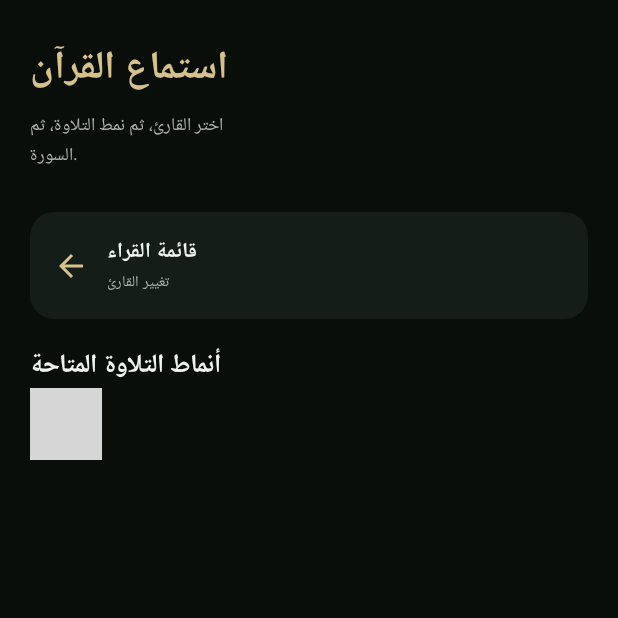
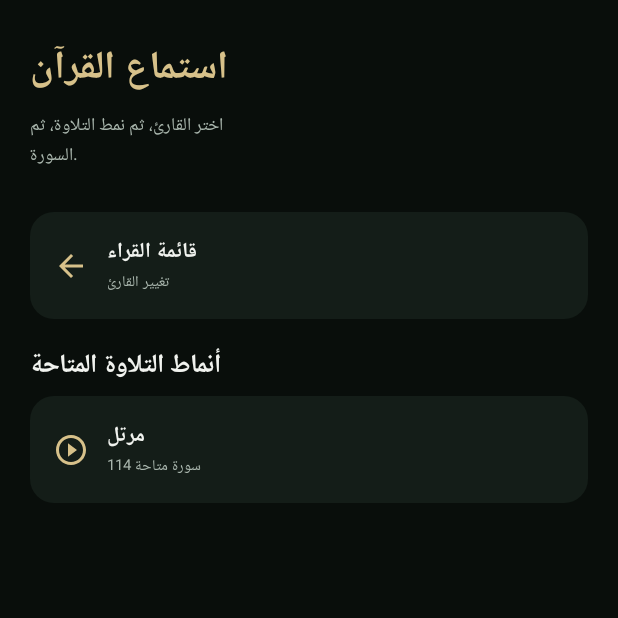
Before and after one commit to DictatorEG-coder/yaqeen, an Android app built with Jetpack Compose: the composable QuranListeningScreen shown on its own in the app's theme, after a tap on "محمد صديق المنشاوي", on a phone screen of 412 x 824 dp, the top half of it. Run offline under Robolectric (Android 15) with nearby library versions, the phone set to English and light mode, and no system bars; 1 statement that could not run was skipped; grey boxes are pictures that could not be loaded.

Commit message:
Show live reciters and only their available recitation styles

```diff
--- a/app/src/main/java/com/yaqeen/app/QuranListeningScreen.kt
+++ b/app/src/main/java/com/yaqeen/app/QuranListeningScreen.kt
@@ -79,7 +79,10 @@ internal fun QuranListeningScreen(modifier: Modifier = Modifier) {
             selectedReciter == null -> {
                 Text("القراء المتاحون", color = ListenText, fontSize = 17.sp, fontWeight = FontWeight.Bold)
                 Spacer(Modifier.height(10.dp))
-                grouped.keys.forEach { name ->
+                if (loadingCatalog) Text("جارٍ تحميل فهرس القراء والتلاوات…", color = ListenMuted, fontSize = 11.sp)
+                if (catalogError) Text("تعذّر تحديث الفهرس؛ نعرض القائمة المحلية المتاحة في التطبيق.", color = ListenMuted, fontSize = 11.sp)
+                OutlinedTextField(value = reciterSearch, onValueChange = { reciterSearch = it }, modifier = Modifier.fillMaxWidth(), singleLine = true, label = { Text("ابحث عن قارئ") })
+                grouped.keys.filter { it.contains(reciterSearch.trim(), ignoreCase = true) }.forEach { name ->
                     ListenChoice(Icons.Outlined.Headphones, name, "عرض أنماط التسجيل المتاحة") {
                         selectedReciter = name
                     }
@@ -91,9 +94,10 @@ internal fun QuranListeningScreen(modifier: Modifier = Modifier) {
                 }
                 Spacer(Modifier.height(12.dp))
                 Text("أنماط التلاوة المتاحة", color = ListenText, fontSize = 17.sp, fontWeight = FontWeight.Bold)
-                grouped[selectedReciter].orEmpty().forEach { source ->
-                    ListenChoice(Icons.Outlined.PlayCircleOutline, source.style, source.reciterName) {
-                        selectedSource = source
+                grouped[selectedReciter].orEmpty().forEach { recording ->
+                    ListenChoice(Icons.Outlined.PlayCircleOutline, recording.source.style, recording.availableSurahs.size.toString() + " سورة متاحة") {
+                        selectedSource = recording.source
+                        selectedSurahs = recording.availableSurahs
                     }
                 }
             }
```
